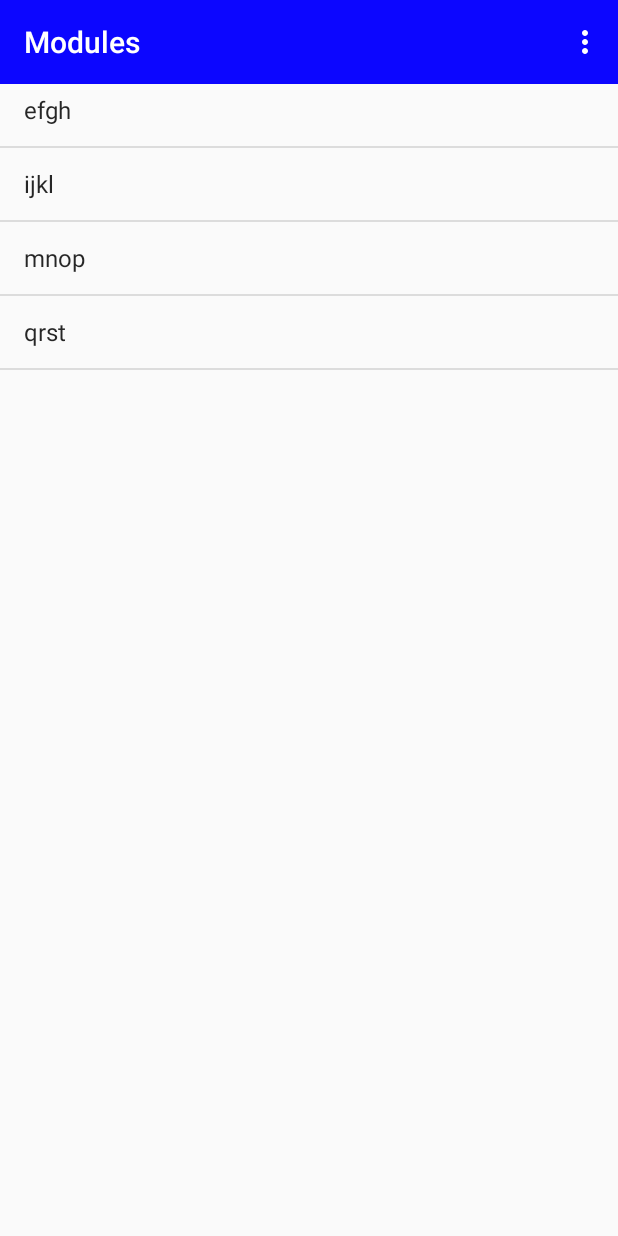
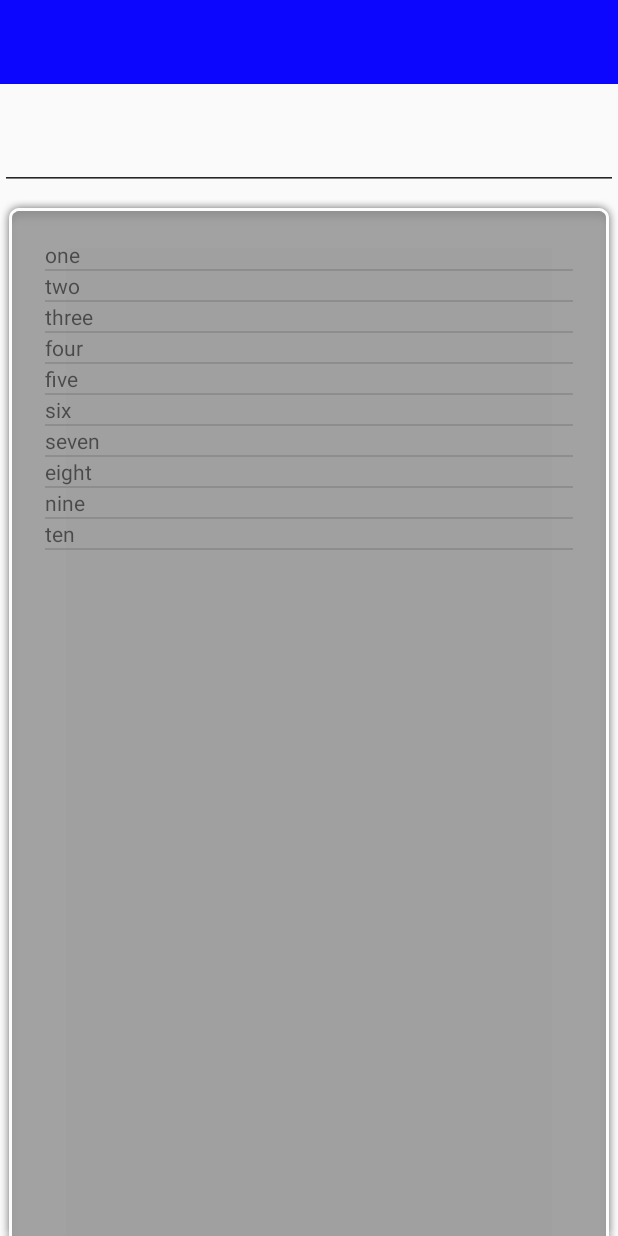
Before and after one commit to sanjayio/finnacle, an Android app: the Modules_Activity screen opened directly, with no data from a screen before it, on a phone screen of 412 x 824 dp. Run offline under Robolectric (Android 15) with nearby library versions, the phone set to English and light mode, and no system bars.

Commit message:
add dynamic list view

```diff
--- a/app/src/main/java/hpcoe/com/menuhelpdesk/Modules_Activity.java
+++ b/app/src/main/java/hpcoe/com/menuhelpdesk/Modules_Activity.java
@@ -8,8 +8,11 @@ import android.content.SharedPreferences;
 import android.support.v7.app.ActionBarActivity;
 import android.os.Bundle;
 import android.support.v7.widget.Toolbar;
+import android.text.Editable;
+import android.text.TextWatcher;
 import android.view.Menu;
 import android.view.MenuItem;
+import android.widget.EditText;
 import android.widget.ListView;
 import android.widget.SimpleAdapter;
 
@@ -21,8 +24,14 @@ import java.util.Map;
 
 public class Modules_Activity extends ActionBarActivity {
 
+    private ListView searchFilter;
+    private EditText searchEdit;
+    private ArrayList<String> stringList;
+    private ValueAdapter valueAdapter;
+    private TextWatcher searchtw;
+
     SharedPreferences settings;
-    List<Map<String, String>> modulesList = new ArrayList<Map<String, String>>();
+
     @Override
     protected void onCreate(Bundle savedInstanceState) {
         super.onCreate(savedInstanceState);
@@ -30,72 +39,47 @@ public class Modules_Activity extends ActionBarActivity {
         settings=getSharedPreferences("loginPrefs", Context.MODE_PRIVATE);
 
         initList();
+        initUI();
 
-        Toolbar toolbar= (Toolbar) findViewById(R.id.app_bar);
-        setSupportActionBar(toolbar);
-        ListView lv = (ListView) findViewById(R.id.modules_list);
-
-        SimpleAdapter simpleAdapter = new SimpleAdapter(this, modulesList, android.R.layout.simple_list_item_1, new String[] {"ABCD"}, new int[] {android.R.id.text1});
-        lv.setAdapter(simpleAdapter);
+        valueAdapter = new ValueAdapter(stringList, this);
+        searchFilter.setAdapter(valueAdapter);
+        searchEdit.addTextChangedListener(searchtw);
     }
 
     private void initList() {
-        modulesList.add(createModule("ABCD", "abcd"));
-        modulesList.add(createModule("ABCD", "efgh"));
-        modulesList.add(createModule("ABCD", "ijkl"));
-        modulesList.add(createModule("ABCD", "mnop"));
-        modulesList.add(createModule("ABCD", "qrst"));
-    }
+        stringList = new ArrayList<String>();
+        stringList.add("one");
+        stringList.add("two");
+        stringList.add("three");
+        stringList.add("four");
+        stringList.add("five");
+        stringList.add("six");
+        stringList.add("seven");
+        stringList.add("eight");
+        stringList.add("nine");
+        stringList.add("ten");
 
-    private HashMap<String, String> createModule(String key, String val) {
-        HashMap<String, String> module = new HashMap<String, String>();
-        module.put(key, val);
-        return module;
+        searchtw = new TextWatcher() {
+            @Override
+            public void beforeTextChanged(CharSequence s, int start, int count, int after) {
+                valueAdapter.getFilter().filter(s);
             }
 
             @Override
-    public boolean onCreateOptionsMenu(Menu menu) {
-        // Inflate the menu; this adds items to the action bar if it is present.
-        getMenuInflater().inflate(R.menu.menu_modules_, menu);
-        return true;
+            public void onTextChanged(CharSequence s, int start, int before, int count) {
+                valueAdapter.getFilter().filter(s);
             }
 
             @Override
-    public boolean onOptionsItemSelected(MenuItem item) {
-        // Handle action bar item clicks here. The action bar will
-        // automatically handle clicks on the Home/Up button, so long
-        // as you specify a parent activity in AndroidManifest.xml.
-        int id = item.getItemId();
-
-        //noinspection SimplifiableIfStatement
-        if (id == R.id.action_settings) {
-            return true;
+            public void afterTextChanged(Editable s) {
+                valueAdapter.getFilter().filter(s);
+            }
+        };
     }
 
-        if(id==R.id.action_logout){
-            AlertDialog.Builder alert=new AlertDialog.Builder(this);
-            alert.setTitle("Logout");
-            alert.setMessage("Do you want to logout?");
-            alert.setPositiveButton("Yes", new DialogInterface.OnClickListener() {
-                @Override
-                public void onClick(DialogInterface dialog, int which) {
-                    SharedPreferences.Editor editor = settings.edit();
-                    editor.putBoolean("isLoggedIn", false);
-                    editor.apply();
-                    startActivity(new Intent(getApplicationContext(), SignIn.class));
-                    finish();
-                }
-            });
-            alert.setNegativeButton("No",new DialogInterface.OnClickListener() {
-                @Override
-                public void onClick(DialogInterface dialog, int which) {
-
-                }
-            });
-            alert.show();
-        }
-
-        return super.onOptionsItemSelected(item);
+    private void initUI() {
+        searchFilter = (ListView) findViewById(R.id.modules_list);
+        searchEdit = (EditText) findViewById(R.id.searchedt);
     }
 
 
--- /dev/null
+++ b/app/src/main/java/hpcoe/com/menuhelpdesk/ValueAdapter.java
@@ -0,0 +1,153 @@
+package hpcoe.com.menuhelpdesk;
+
+import android.content.Context;
+import android.view.LayoutInflater;
+import android.view.View;
+import android.view.ViewGroup;
+import android.widget.BaseAdapter;
+import android.widget.Filter;
+import android.widget.Filterable;
+import android.widget.TextView;
+
+import java.util.ArrayList;
+
+public class ValueAdapter extends BaseAdapter implements Filterable {
+
+    private ArrayList<String> mStringList;
+
+    private ArrayList<String> mStringFilterList;
+
+    private LayoutInflater mInflater;
+
+    private ValueFilter valueFilter;
+
+    public ValueAdapter(ArrayList<String> mStringList, Context context) {
+
+        this.mStringList = mStringList;
+
+        this.mStringFilterList = mStringList;
+
+        mInflater = LayoutInflater.from(context);
+
+        getFilter();
+    }
+
+    //How many items are in the data set represented by this Adapter.
+    @Override
+    public int getCount() {
+
+        return mStringList.size();
+    }
+
+    //Get the data item associated with the specified position in the data set.
+    @Override
+    public Object getItem(int position) {
+
+        return mStringList.get(position);
+    }
+
+    //Get the row id associated with the specified position in the list.
+    @Override
+    public long getItemId(int position) {
+
+        return position;
+    }
+
+    //Get a View that displays the data at the specified position in the data set.
+    @Override
+    public View getView(int position, View convertView, ViewGroup parent) {
+
+        Holder viewHolder;
+
+        if (convertView == null) {
+
+            viewHolder = new Holder();
+
+            convertView = mInflater.inflate(R.layout.list_item, null);
+
+            viewHolder.nameTv = (TextView) convertView.findViewById(R.id.txt_listitem);
+
+            convertView.setTag(viewHolder);
+
+        } else {
+
+            viewHolder = (Holder) convertView.getTag();
+        }
+
+        viewHolder.nameTv.setText(mStringList.get(position).toString());
+
+        return convertView;
+    }
+
+    private class Holder {
+
+        TextView nameTv;
+    }
+
+    //Returns a filter that can be used to constrain data with a filtering pattern.
+    @Override
+    public Filter getFilter() {
+
+        if (valueFilter == null) {
+
+            valueFilter = new ValueFilter();
+        }
+
+        return valueFilter;
+    }
+
+
+    private class ValueFilter extends Filter {
+
+
+        //Invoked in a worker thread to filter the data according to the constraint.
+        @Override
+        protected FilterResults performFiltering(CharSequence constraint) {
+
+            FilterResults results = new FilterResults();
+
+            if (constraint != null && constraint.length() > 0) {
+
+                ArrayList<String> filterList = new ArrayList<String>();
+
+                for (int i = 0; i < mStringFilterList.size(); i++) {
+
+                    if (mStringFilterList.get(i).contains(constraint)) {
+
+                        filterList.add(mStringFilterList.get(i));
+
+                    }
+                }
+
+
+                results.count = filterList.size();
+
+                results.values = filterList;
+
+            } else {
+
+                results.count = mStringFilterList.size();
+
+                results.values = mStringFilterList;
+
+            }
+
+            return results;
+        }
+
+
+        //Invoked in the UI thread to publish the filtering results in the user interface.
+        @SuppressWarnings("unchecked")
+        @Override
+        protected void publishResults(CharSequence constraint,
+                                      Filter.FilterResults results) {
+
+            mStringList = (ArrayList<String>) results.values;
+
+            notifyDataSetChanged();
+
+
+        }
+
+    }
+}
--- a/app/src/main/res/layout/activity_modules.xml
+++ b/app/src/main/res/layout/activity_modules.xml
@@ -8,7 +8,11 @@
         android:id="@+id/modules_list"
         layout="@layout/activity_modules"
         android:layout_width="match_parent"
-        android:layout_height="match_parent"></ListView>
+        android:layout_height="match_parent"
+        android:layout_marginTop="130dp"
+        android:minHeight="50dp"
+        android:background="@android:drawable/zoom_plate"
+        android:padding="30dp"></ListView>
 
     <include
         android:id="@+id/app_bar"
@@ -17,4 +21,12 @@
         android:layout_width="match_parent"
         android:layout_height="wrap_content" />
 
+    <EditText
+        android:layout_width="match_parent"
+        android:layout_height="wrap_content"
+        android:id="@+id/searchedt"
+        android:layout_below="@+id/app_bar"
+        android:layout_centerHorizontal="true"
+        android:layout_marginTop="25dp" />
+
 </RelativeLayout>
--- /dev/null
+++ b/app/src/main/res/layout/list_item.xml
@@ -0,0 +1,10 @@
+<?xml version="1.0" encoding="utf-8"?>
+<RelativeLayout xmlns:android="http://schemas.android.com/apk/res/android"
+    android:layout_width="match_parent"
+    android:layout_height="match_parent" >
+    <TextView
+        android:layout_width="wrap_content"
+        android:layout_height="wrap_content"
+        android:id="@+id/txt_listitem"/>
+
+</RelativeLayout>
```
Lines whose indentation alone changed are shown as unchanged.
